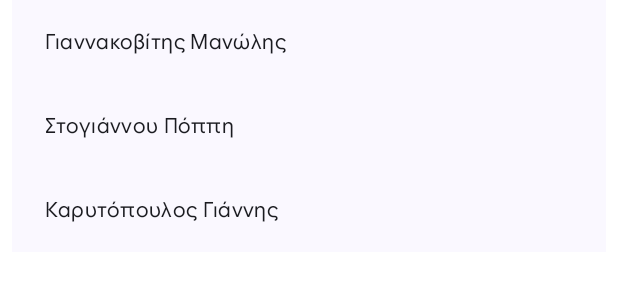
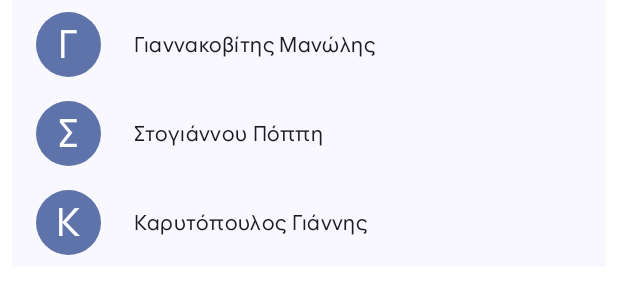
Before and after one commit to TonyGnk/compose-contacts, an Android app built with Jetpack Compose: the @Preview function HomeBodyPreview, on a phone screen of 412 x 824 dp. Shown: the top 300 px of the screen. Run offline under Robolectric (Android 15) with nearby library versions, the phone set to English and light mode, and no system bars; our stand-ins replace Room's generated code.

Commit message:
Fixes with images

```diff
--- a/app/src/main/java/com/example/composecontacts/ui/home/HomeScreen.kt
+++ b/app/src/main/java/com/example/composecontacts/ui/home/HomeScreen.kt
@@ -1,6 +1,8 @@
 package com.example.composecontacts.ui.home
 
 import android.annotation.SuppressLint
+import androidx.compose.foundation.Image
+import androidx.compose.foundation.background
 import androidx.compose.foundation.clickable
 import androidx.compose.foundation.layout.Arrangement
 import androidx.compose.foundation.layout.Box
@@ -8,10 +10,12 @@ import androidx.compose.foundation.layout.Column
 import androidx.compose.foundation.layout.fillMaxSize
 import androidx.compose.foundation.layout.fillMaxWidth
 import androidx.compose.foundation.layout.padding
+import androidx.compose.foundation.layout.size
 import androidx.compose.foundation.layout.statusBarsPadding
 import androidx.compose.foundation.layout.wrapContentSize
 import androidx.compose.foundation.lazy.LazyColumn
 import androidx.compose.foundation.lazy.items
+import androidx.compose.foundation.shape.CircleShape
 import androidx.compose.material.icons.Icons
 import androidx.compose.material.icons.automirrored.filled.ArrowBack
 import androidx.compose.material.icons.filled.Add
@@ -26,21 +30,27 @@ import androidx.compose.material3.IconButton
 import androidx.compose.material3.ListItem
 import androidx.compose.material3.MaterialTheme
 import androidx.compose.material3.Scaffold
+import androidx.compose.material3.Shapes
 import androidx.compose.material3.Text
 import androidx.compose.runtime.Composable
 import androidx.compose.runtime.collectAsState
 import androidx.compose.runtime.getValue
 import androidx.compose.ui.Alignment
 import androidx.compose.ui.Modifier
+import androidx.compose.ui.draw.clip
+import androidx.compose.ui.layout.ContentScale
 import androidx.compose.ui.res.dimensionResource
 import androidx.compose.ui.res.stringResource
+import androidx.compose.ui.text.font.FontWeight
 import androidx.compose.ui.text.style.TextAlign
 import androidx.compose.ui.tooling.preview.Preview
 import androidx.compose.ui.unit.dp
+import androidx.compose.ui.unit.sp
 import androidx.lifecycle.viewmodel.compose.viewModel
 import com.example.composecontacts.R
 import com.example.composecontacts.data.Item
 import com.example.composecontacts.ui.AppViewModelProvider
+import com.example.composecontacts.ui.item.convertData
 import com.example.composecontacts.ui.navigation.NavigationDestination
 import com.example.composecontacts.ui.theme.ComposeContactsTheme
 import com.example.inventory.ui.home.HomeSearchState
@@ -211,6 +221,35 @@ private fun ContactItem(
     ListItem(
         modifier = Modifier
             .clickable(onClick = onItemClick),
+        //Square Image of the contact
+        leadingContent = {
+            Box(
+                modifier = Modifier
+                    .clip(CircleShape)
+                    .size(43.dp)
+                    .background(color = MaterialTheme.colorScheme.primaryContainer),
+                contentAlignment = Alignment.Center
+            ) {
+                if (item.imageData != null) {
+                    Image(
+                        bitmap = convertData(item.imageData),
+                        contentDescription = "An Image",
+                        contentScale = ContentScale.Crop
+                    )
+                }
+                //Display the first letter of the name if there is no image
+                else {
+                    Text(
+                        text = item.name.first().toString(),
+                        fontSize = 26.sp,
+                        style = MaterialTheme.typography.bodyMedium,
+                        color = MaterialTheme.colorScheme.onPrimaryContainer,
+                        fontWeight = FontWeight.W500,
+                        modifier = Modifier.wrapContentSize(Alignment.Center)
+                    )
+                }
+            }
+        },
         headlineContent = {
             Text(
                 text = item.name,
--- a/app/src/main/res/values/strings.xml
+++ b/app/src/main/res/values/strings.xml
@@ -11,11 +11,9 @@
     <string name="item">Item</string>
     <string name="item_detail_title">Item Details</string>
     <string name="item_entry_title">Add Contact</string>
-    <string name="item_name_req">Item Name*</string>
-    <string name="item_price_req">Item Price*</string>
+    <string name="item_name_req">Name*</string>
     <string name="no">No</string>
     <string name="price">Price</string>
-    <string name="quantity_in_stock">Quantity in stock</string>
     <string name="in_stock">%d in stock</string>
     <string name="quantity_req">Quantity in Stock*</string>
     <string name="save_action">Save</string>
```
Also changed, not shown: 1 other file.
